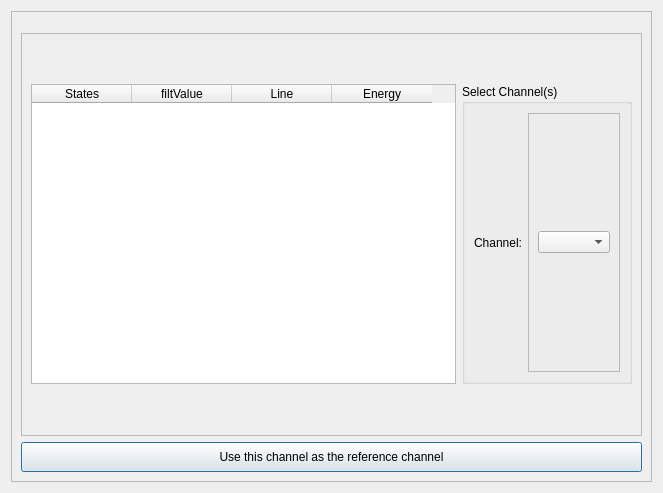
Old version of the form massGui/ui/ChannelBrowser.ui in the repository gmondee/massGui.
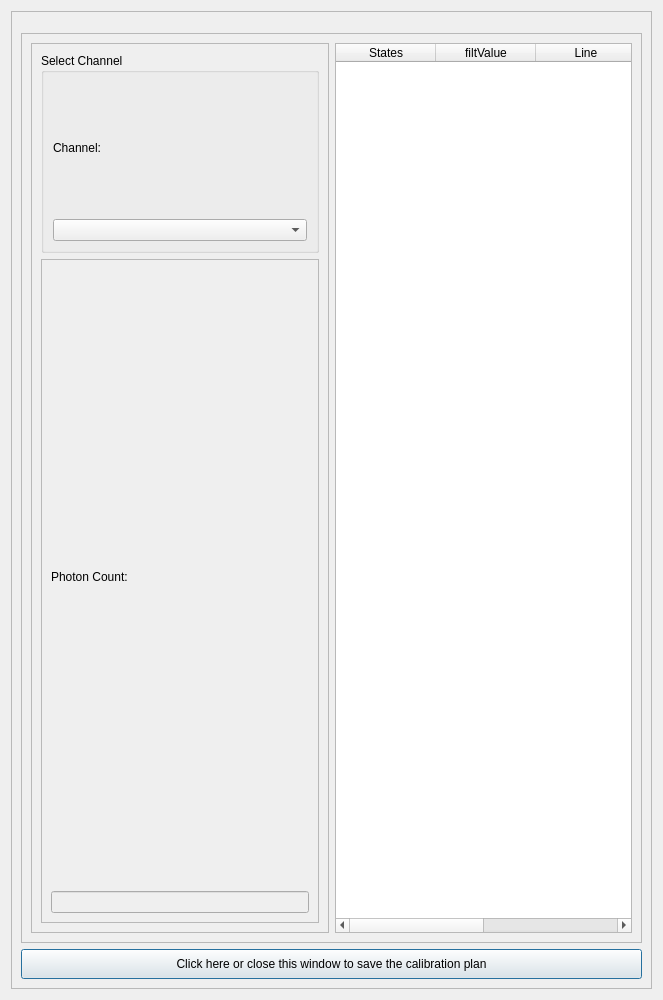
New version of the form. Custom widgets are drawn as their Qt base class.

Commit message: Photon count added

Patch:
```diff
--- a/massGui/ui/ChannelBrowser.ui
+++ b/massGui/ui/ChannelBrowser.ui
@@ -7,13 +7,13 @@
     <x>0</x>
     <y>0</y>
     <width>663</width>
-    <height>493</height>
+    <height>1000</height>
    </rect>
   </property>
   <property name="minimumSize">
    <size>
     <width>0</width>
-    <height>0</height>
+    <height>1000</height>
    </size>
   </property>
   <property name="windowTitle">
@@ -25,7 +25,7 @@
      <property name="minimumSize">
       <size>
        <width>0</width>
-       <height>0</height>
+       <height>500</height>
       </size>
      </property>
      <property name="frameShape">
@@ -69,6 +69,12 @@
       </item>
       <item>
        <widget class="QFrame" name="frame_3">
+        <property name="minimumSize">
+         <size>
+          <width>0</width>
+          <height>320</height>
+         </size>
+        </property>
         <property name="frameShape">
          <enum>QFrame::StyledPanel</enum>
         </property>
@@ -77,41 +83,14 @@
         </property>
         <layout class="QHBoxLayout" name="horizontalLayout_4">
          <item>
-          <widget class="QTableWidget" name="table">
-           <property name="minimumSize">
-            <size>
-             <width>0</width>
-             <height>0</height>
-            </size>
+          <widget class="QFrame" name="frame_4">
+           <property name="frameShape">
+            <enum>QFrame::StyledPanel</enum>
            </property>
-           <property name="maximumSize">
-            <size>
-             <width>16777215</width>
-             <height>300</height>
-            </size>
+           <property name="frameShadow">
+            <enum>QFrame::Raised</enum>
            </property>
-           <column>
-            <property name="text">
-             <string>States</string>
-            </property>
-           </column>
-           <column>
-            <property name="text">
-             <string>filtValue</string>
-            </property>
-           </column>
-           <column>
-            <property name="text">
-             <string>Line</string>
-            </property>
-           </column>
-           <column>
-            <property name="text">
-             <string>Energy</string>
-            </property>
-           </column>
-          </widget>
-         </item>
+           <layout class="QVBoxLayout" name="verticalLayout_3">
          <item>
           <widget class="QGroupBox" name="csWindow">
            <property name="minimumSize">
@@ -123,13 +102,13 @@
            <property name="maximumSize">
             <size>
              <width>16777215</width>
-             <height>300</height>
+                <height>200</height>
             </size>
            </property>
            <property name="title">
-            <string>Select Channel(s)</string>
-           </property>
-           <layout class="QHBoxLayout" name="horizontalLayout">
+               <string>Select Channel</string>
+              </property>
+              <layout class="QVBoxLayout" name="verticalLayout_4">
             <item>
              <widget class="QLabel" name="label">
               <property name="minimumSize">
@@ -144,7 +123,17 @@
              </widget>
             </item>
             <item>
-             <widget class="QFrame" name="frame_2">
+                <widget class="QComboBox" name="channelBox">
+                 <property name="currentText">
+                  <string/>
+                 </property>
+                </widget>
+               </item>
+              </layout>
+             </widget>
+            </item>
+            <item>
+             <widget class="QFrame" name="frame_5">
               <property name="frameShape">
                <enum>QFrame::StyledPanel</enum>
               </property>
@@ -153,14 +142,61 @@
               </property>
               <layout class="QVBoxLayout" name="verticalLayout">
                <item>
-                <widget class="QComboBox" name="channelBox"/>
+                <widget class="QLabel" name="label_2">
+                 <property name="text">
+                  <string>Photon Count:</string>
+                 </property>
+                </widget>
                </item>
+               <item>
+                <widget class="QLineEdit" name="photonCountBox">
+                 <property name="enabled">
+                  <bool>false</bool>
+                 </property>
+                </widget>
+               </item>
               </layout>
              </widget>
             </item>
            </layout>
           </widget>
          </item>
+         <item>
+          <widget class="QTableWidget" name="table">
+           <property name="minimumSize">
+            <size>
+             <width>0</width>
+             <height>300</height>
+            </size>
+           </property>
+           <property name="maximumSize">
+            <size>
+             <width>16777215</width>
+             <height>999999</height>
+            </size>
+           </property>
+           <column>
+            <property name="text">
+             <string>States</string>
+            </property>
+           </column>
+           <column>
+            <property name="text">
+             <string>filtValue</string>
+            </property>
+           </column>
+           <column>
+            <property name="text">
+             <string>Line</string>
+            </property>
+           </column>
+           <column>
+            <property name="text">
+             <string>Energy</string>
+            </property>
+           </column>
+          </widget>
+         </item>
         </layout>
        </widget>
       </item>
@@ -173,7 +209,7 @@
          </size>
         </property>
         <property name="text">
-         <string>Use this channel as the reference channel</string>
+         <string>Click here or close this window to save the calibration plan</string>
         </property>
        </widget>
       </item>
```
Left out of the diff: 2 changed lines with no effect on the pictures. Lines whose indentation alone changed are shown as unchanged. The commit also changes 2 other files.
